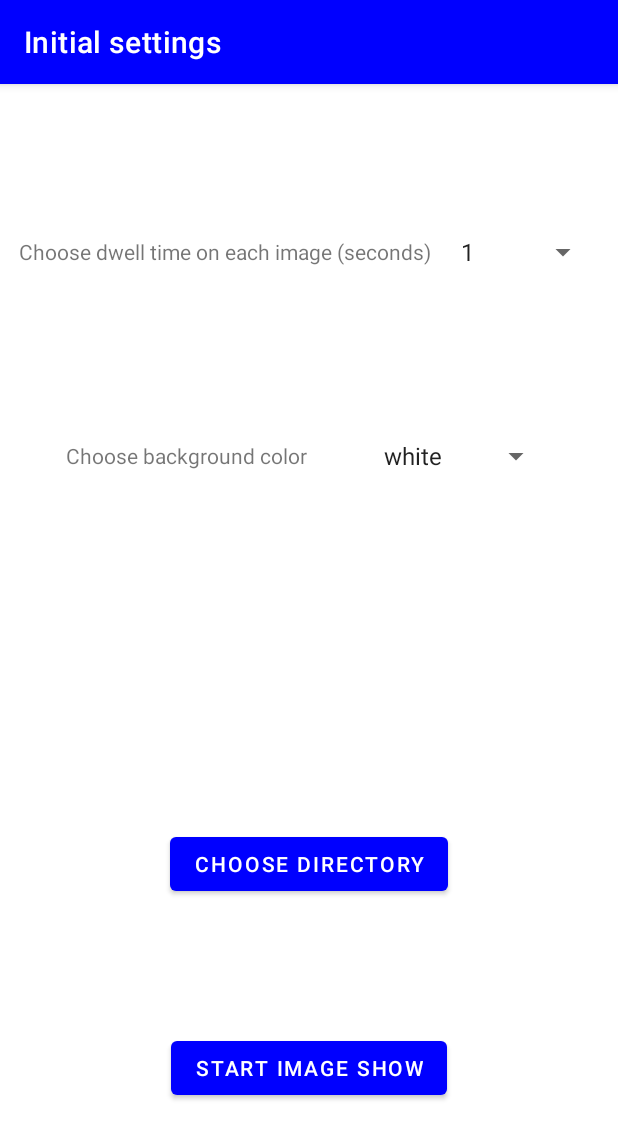
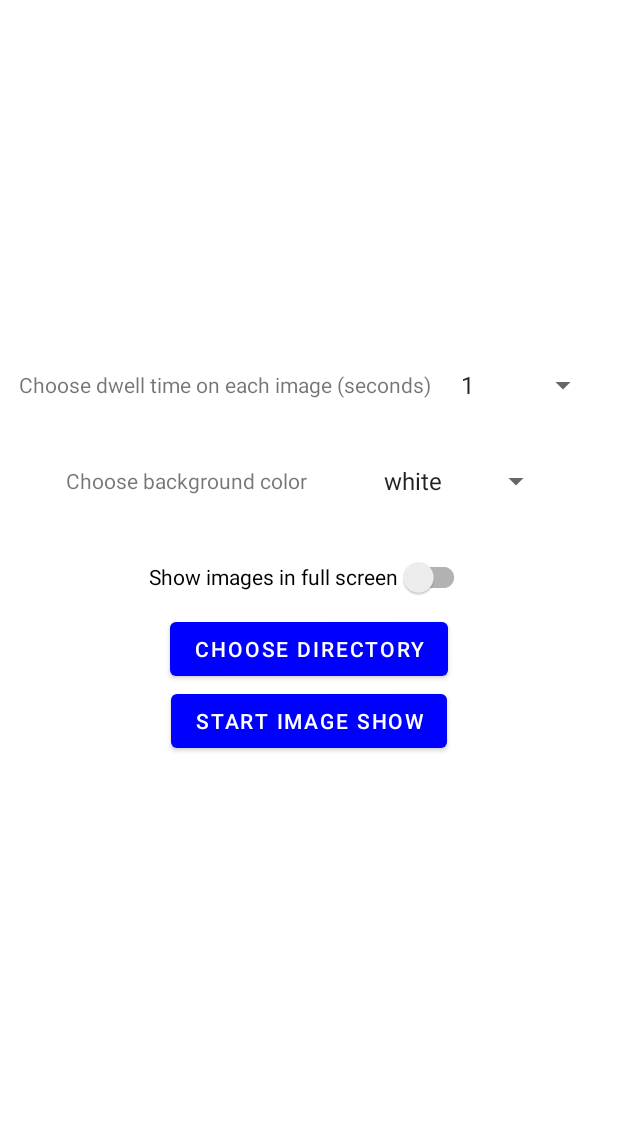
Before and after one commit to JS-HobbySoft/SimpleImageShow, an Android app: the screen it shows after launch (MainActivity), on a phone screen of 412 x 824 dp. Shown: the top 1139 px of the screen. Run offline under Robolectric (Android 15) with nearby library versions, the phone set to English and light mode, and no system bars; our stand-ins replace navigation-ui.

Commit message:
Add full screen immersive mode and updated UI

```diff
--- a/app/src/main/java/org/jshobbysoft/simpleimageshow/FirstFragment.kt
+++ b/app/src/main/java/org/jshobbysoft/simpleimageshow/FirstFragment.kt
@@ -108,10 +108,18 @@ class FirstFragment : Fragment() {
             }
         }
 
-//      Launch image viewing
+//      Set full screen mode if desired
+        var userFullScreenVar = sharedPreferences.getBoolean("userFullScreen",false)
+        binding.fullscreenSwitch.isChecked = userFullScreenVar
+        binding.fullscreenSwitch.setOnCheckedChangeListener { _, isChecked ->
+                userFullScreenVar = isChecked
+        }
+
+//      Launch image show
         binding.buttonFirst.setOnClickListener {
             sharedPreferences.edit().putLong("userDelayTime", item).apply()
             sharedPreferences.edit().putString("userBgColor", item2).apply()
+            sharedPreferences.edit().putBoolean("userFullScreen",userFullScreenVar).apply()
             findNavController().navigate(R.id.action_FirstFragment_to_SecondFragment)
         }
 
--- a/app/src/main/java/org/jshobbysoft/simpleimageshow/MainActivity.kt
+++ b/app/src/main/java/org/jshobbysoft/simpleimageshow/MainActivity.kt
@@ -9,9 +9,6 @@ import androidx.appcompat.app.AppCompatActivity
 import androidx.navigation.findNavController
 import androidx.navigation.ui.AppBarConfiguration
 import androidx.navigation.ui.navigateUp
-import androidx.navigation.ui.setupActionBarWithNavController
-import androidx.navigation.NavController
-import androidx.navigation.fragment.NavHostFragment
 import org.jshobbysoft.simpleimageshow.databinding.ActivityMainBinding
 
 class MainActivity : AppCompatActivity() {
@@ -25,15 +22,6 @@ class MainActivity : AppCompatActivity() {
         binding = ActivityMainBinding.inflate(layoutInflater)
         setContentView(binding.root)
 
-        setSupportActionBar(binding.toolbar)
-
-        val navHostFragment =
-            supportFragmentManager.findFragmentById(R.id.nav_host_fragment_content_main) as NavHostFragment
-        val navController: NavController = navHostFragment.navController
-
-        appBarConfiguration = AppBarConfiguration(navController.graph)
-        setupActionBarWithNavController(navController, appBarConfiguration)
-
     }
 
     override fun onSupportNavigateUp(): Boolean {
--- a/app/src/main/res/layout/activity_main.xml
+++ b/app/src/main/res/layout/activity_main.xml
@@ -1,25 +1,10 @@
 <?xml version="1.0" encoding="utf-8"?>
 <androidx.coordinatorlayout.widget.CoordinatorLayout xmlns:android="http://schemas.android.com/apk/res/android"
-    xmlns:app="http://schemas.android.com/apk/res-auto"
     xmlns:tools="http://schemas.android.com/tools"
     android:layout_width="match_parent"
     android:layout_height="match_parent"
     tools:context=".MainActivity">
 
-    <com.google.android.material.appbar.AppBarLayout
-        android:layout_width="match_parent"
-        android:layout_height="wrap_content"
-        android:theme="@style/Theme.SimpleImageShow.AppBarOverlay">
-
-        <androidx.appcompat.widget.Toolbar
-            android:id="@+id/toolbar"
-            android:layout_width="match_parent"
-            android:layout_height="?attr/actionBarSize"
-            android:background="?attr/colorPrimary"
-            app:popupTheme="@style/Theme.SimpleImageShow.PopupOverlay" />
-
-    </com.google.android.material.appbar.AppBarLayout>
-
     <include layout="@layout/content_main" />
 
 </androidx.coordinatorlayout.widget.CoordinatorLayout>
--- a/app/src/main/res/layout/fragment_first.xml
+++ b/app/src/main/res/layout/fragment_first.xml
@@ -12,60 +12,74 @@
         android:layout_height="48dp"
         android:text="@string/hello_first_fragment"
         android:gravity="center_vertical"
-        app:layout_constraintBottom_toTopOf="@id/textview_second"
         app:layout_constraintEnd_toStartOf="@id/user_delay_spinner"
         app:layout_constraintStart_toStartOf="parent"
-        app:layout_constraintTop_toTopOf="parent" />
+        app:layout_constraintTop_toTopOf="parent"
+        app:layout_constraintBottom_toBottomOf="parent"
+        app:layout_constraintVertical_bias="0.3"
+        />
 
     <Spinner
         android:id="@+id/user_delay_spinner"
         android:layout_width="100dp"
         android:layout_height="48dp"
         android:contentDescription="@string/delay_time_between_image_changes"
-        app:layout_constraintBottom_toTopOf="@id/textview_second"
         app:layout_constraintTop_toTopOf="parent"
+        app:layout_constraintBottom_toBottomOf="parent"
         app:layout_constraintStart_toEndOf="@id/textview_first"
-        app:layout_constraintEnd_toEndOf="parent"/>
+        app:layout_constraintEnd_toEndOf="parent"
+        app:layout_constraintVertical_bias="0.3"
+        />
 
     <TextView
         android:id="@+id/textview_second"
         android:layout_width="wrap_content"
-        android:layout_height="48dp"
+        android:layout_height="80dp"
         android:text="@string/choose_background_color2"
         android:gravity="center_vertical"
-        app:layout_constraintBottom_toTopOf="@id/button_second"
+        app:layout_constraintTop_toBottomOf="@+id/textview_first"
         app:layout_constraintEnd_toStartOf="@id/bg_color_spinner"
         app:layout_constraintStart_toStartOf="parent"
-        app:layout_constraintTop_toTopOf="parent" />
+        />
 
     <Spinner
         android:id="@+id/bg_color_spinner"
         android:layout_width="120dp"
         android:layout_height="80dp"
         android:contentDescription="@string/choose_background_color"
-        app:layout_constraintBottom_toTopOf="@id/button_second"
-        app:layout_constraintTop_toTopOf="parent"
+        app:layout_constraintTop_toBottomOf="@+id/textview_first"
         app:layout_constraintStart_toEndOf="@id/textview_second"
-        app:layout_constraintEnd_toEndOf="parent"/>
+        app:layout_constraintEnd_toEndOf="parent"
+        />
+
+    <androidx.appcompat.widget.SwitchCompat
+        android:id="@+id/fullscreen_switch"
+        android:layout_width="wrap_content"
+        android:layout_height="wrap_content"
+        android:text="@string/full_screen_toggle"
+        app:layout_constraintEnd_toEndOf="parent"
+        app:layout_constraintStart_toStartOf="parent"
+        app:layout_constraintTop_toBottomOf="@id/textview_second"
+        />
+
+    <Button
+        android:id="@+id/button_second"
+        android:layout_width="wrap_content"
+        android:layout_height="wrap_content"
+        android:text="@string/choose_directory"
+        app:layout_constraintEnd_toEndOf="parent"
+        app:layout_constraintStart_toStartOf="parent"
+        app:layout_constraintTop_toBottomOf="@id/fullscreen_switch"
+        />
 
     <Button
         android:id="@+id/button_first"
         android:layout_width="wrap_content"
         android:layout_height="wrap_content"
         android:text="@string/next"
-        app:layout_constraintBottom_toBottomOf="parent"
         app:layout_constraintEnd_toEndOf="parent"
         app:layout_constraintStart_toStartOf="parent"
-        app:layout_constraintTop_toBottomOf="@id/button_second" />
-
-    <Button
-        android:id="@+id/button_second"
-        android:layout_width="wrap_content"
-        android:layout_height="wrap_content"
-        android:text="@string/choose_directory"
-        app:layout_constraintBottom_toBottomOf="parent"
-        app:layout_constraintEnd_toEndOf="parent"
-        app:layout_constraintStart_toStartOf="parent"
-        app:layout_constraintTop_toBottomOf="@id/textview_second" />
+        app:layout_constraintTop_toBottomOf="@id/button_second"
+        />
 
 </androidx.constraintlayout.widget.ConstraintLayout>
--- a/app/src/main/res/values-night/themes.xml
+++ b/app/src/main/res/values-night/themes.xml
@@ -13,4 +13,9 @@
         <item name="android:statusBarColor">?attr/colorPrimaryVariant</item>
         <!-- Customize your theme here. -->
     </style>
+
+    <style name="ThemeOverlay.SimpleImageShow.FullscreenContainer" parent="">
+        <item name="fullscreenBackgroundColor">@color/light_blue_900</item>
+        <item name="fullscreenTextColor">@color/light_blue_A400</item>
+    </style>
 </resources>
--- /dev/null
+++ b/app/src/main/res/values/attrs.xml
@@ -0,0 +1,6 @@
+<resources>
+    <declare-styleable name="FullscreenAttrs">
+        <attr name="fullscreenBackgroundColor" format="color" />
+        <attr name="fullscreenTextColor" format="color" />
+    </declare-styleable>
+</resources>
--- a/app/src/main/res/values/colors.xml
+++ b/app/src/main/res/values/colors.xml
@@ -10,4 +10,9 @@
     <color name="blue">#FF0000FF</color>
     <color name="red">#FFFF0000</color>
     <color name="green">#FF00FF00</color>
+    <color name="light_blue_600">#FF039BE5</color>
+    <color name="light_blue_900">#FF01579B</color>
+    <color name="light_blue_A200">#FF40C4FF</color>
+    <color name="light_blue_A400">#FF00B0FF</color>
+    <color name="black_overlay">#66000000</color>
 </resources>
--- a/app/src/main/res/values/strings.xml
+++ b/app/src/main/res/values/strings.xml
@@ -37,4 +37,7 @@
         <item>"red"</item>
         <item>"green"</item>
     </string-array>
+    <string name="dummy_button">Dummy Button</string>
+    <string name="dummy_content">DUMMY\nCONTENT</string>
+    <string name="full_screen_toggle">Show images in full screen</string>
 </resources>
--- a/app/src/main/res/values/themes.xml
+++ b/app/src/main/res/values/themes.xml
@@ -22,4 +22,9 @@
     <style name="Theme.SimpleImageShow.AppBarOverlay" parent="ThemeOverlay.AppCompat.Dark.ActionBar" />
 
     <style name="Theme.SimpleImageShow.PopupOverlay" parent="ThemeOverlay.AppCompat.Light" />
+
+    <style name="ThemeOverlay.SimpleImageShow.FullscreenContainer" parent="">
+        <item name="fullscreenBackgroundColor">@color/light_blue_600</item>
+        <item name="fullscreenTextColor">@color/light_blue_A200</item>
+    </style>
 </resources>
--- a/build.gradle
+++ b/build.gradle
@@ -1,6 +1,6 @@
 // Top-level build file where you can add configuration options common to all sub-projects/modules.
 plugins {
-    id 'com.android.application' version '7.4.2' apply false
-    id 'com.android.library' version '7.4.2' apply false
+    id 'com.android.application' version '8.0.0' apply false
+    id 'com.android.library' version '8.0.0' apply false
     id 'org.jetbrains.kotlin.android' version '1.8.0' apply false
 }
--- a/gradle.properties
+++ b/gradle.properties
@@ -21,3 +21,5 @@ kotlin.code.style=official
 # resources declared in the library itself and none from the library's dependencies,
 # thereby reducing the size of the R class for that library
 android.nonTransitiveRClass=true
+android.defaults.buildfeatures.buildconfig=true
+android.nonFinalResIds=false
```
Also changed, not shown: app/build.gradle (+5 -5 lines), app/src/main/java/org/jshobbysoft/simpleimageshow/SecondFragment.kt (+36 -1 lines), app/src/main/res/values/styles.xml (added, +11 -0 lines), gradle/wrapper/gradle-wrapper.properties.
